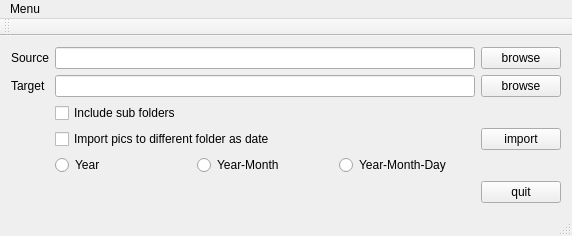
Old version of the form mainwindow.ui in the repository ChunKai-Wang/PicIn.
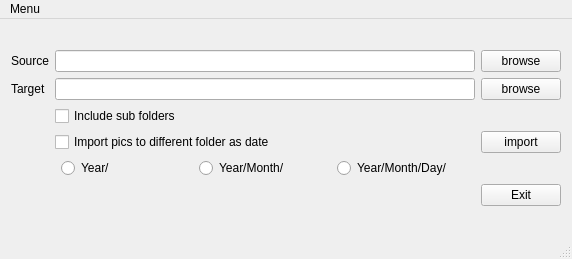
New version of the form.

Commit message:
Added menu and shortcut to execute feature, added show about info, added version number V0.1
modified:   mainwindow.cpp
modified:   mainwindow.h
modified:   mainwindow.ui

The edit to the form file:
```diff
--- a/mainwindow.ui
+++ b/mainwindow.ui
@@ -10,7 +10,7 @@
     <x>0</x>
     <y>0</y>
     <width>572</width>
-    <height>230</height>
+    <height>259</height>
    </rect>
   </property>
   <property name="windowTitle">
@@ -53,7 +53,7 @@
       <item row="6" column="3">
        <widget class="QPushButton" name="button_quit">
         <property name="text">
-         <string>quit</string>
+         <string>Exit</string>
         </property>
        </widget>
       </item>
@@ -89,24 +89,30 @@
         </item>
         <item>
          <layout class="QHBoxLayout" name="horizontalLayout">
+          <property name="leftMargin">
+           <number>6</number>
+          </property>
+          <property name="rightMargin">
+           <number>6</number>
+          </property>
           <item>
            <widget class="QRadioButton" name="radioBtn_dirAsY">
             <property name="text">
-             <string>Year</string>
+             <string>Year/</string>
             </property>
            </widget>
           </item>
           <item>
            <widget class="QRadioButton" name="radioBtn_dirAsYM">
             <property name="text">
-             <string>Year-Month</string>
+             <string>Year/Month/</string>
             </property>
            </widget>
           </item>
           <item>
            <widget class="QRadioButton" name="radioBtn_dirAsYMD">
             <property name="text">
-             <string>Year-Month-Day</string>
+             <string>Year/Month/Day/</string>
             </property>
            </widget>
           </item>
@@ -134,14 +140,6 @@
    </widget>
    <addaction name="menu_Menu"/>
   </widget>
-  <widget class="QToolBar" name="mainToolBar">
-   <attribute name="toolBarArea">
-    <enum>TopToolBarArea</enum>
-   </attribute>
-   <attribute name="toolBarBreak">
-    <bool>false</bool>
-   </attribute>
-  </widget>
   <widget class="QStatusBar" name="statusBar"/>
  </widget>
  <layoutdefault spacing="6" margin="11"/>
```
Left out of the diff: 55 changed lines with no effect on the pictures. The commit also changes 2 other files.
